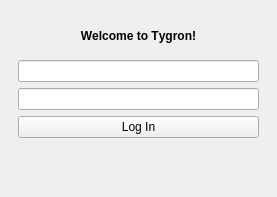
The window that tygron_dockwidget_base.ui (Memz-Dev/tygron-qgis) describes before a commit, drawn with Qt 5.
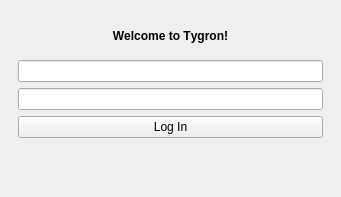
The same window after the commit. The open tabs and pages were chosen to show the change. Custom widgets are drawn as their Qt base class.

Commit message: initial feature of adding overlay based on selection box

```diff
--- a/tygron_dockwidget_base.ui
+++ b/tygron_dockwidget_base.ui
@@ -6,7 +6,7 @@
    <rect>
     <x>0</x>
     <y>0</y>
-    <width>277</width>
+    <width>341</width>
     <height>197</height>
    </rect>
   </property>
```
Left out of the diff: 2 changed lines with no effect on the pictures. The commit also changes 2 other files.
